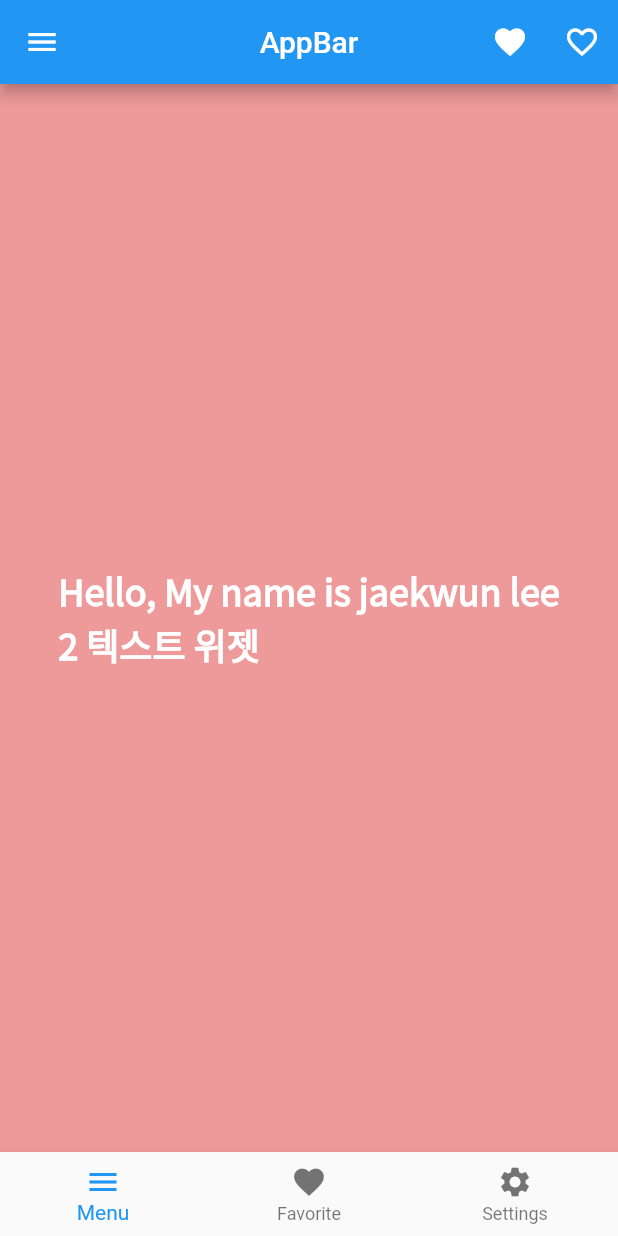
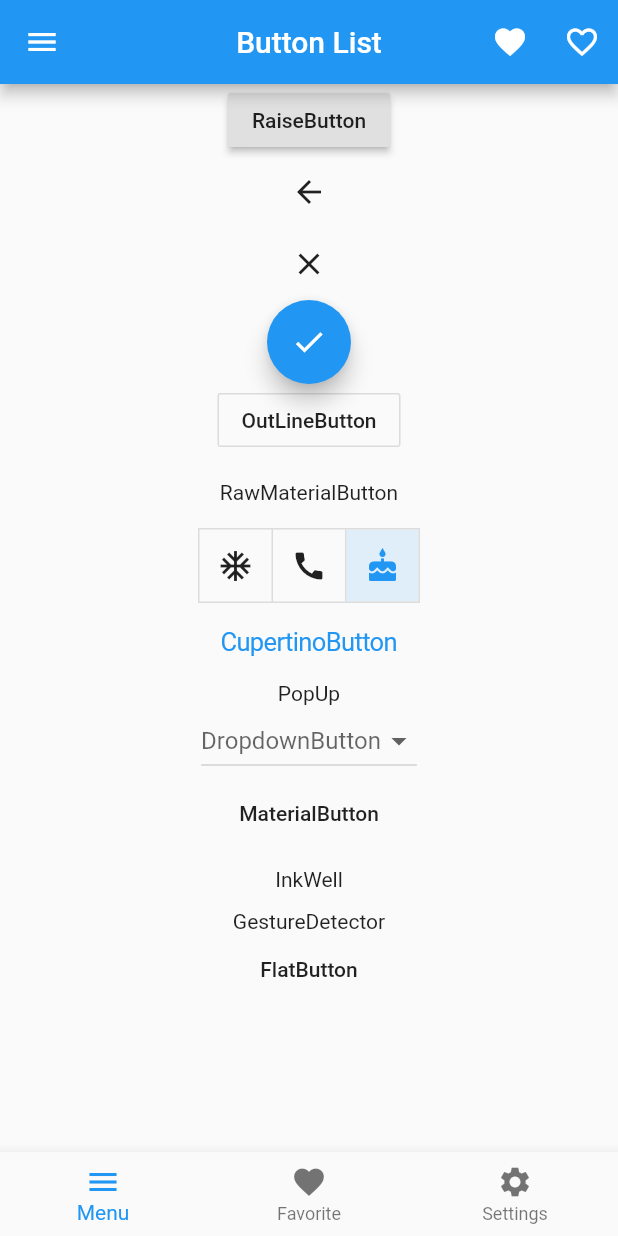
Before and after one commit to yise7171/flutter_app, a Flutter app: the screen it shows after launch, on a phone screen of 412 x 824 dp. Run offline on Flutter 3.47's test engine with Material 2 defaults, Android fonts, the phone set to English and light mode, and no system bars.

```diff
--- /dev/null
+++ b/lib/button_tut.dart
@@ -0,0 +1,203 @@
+import 'dart:ui';
+
+import 'package:flutter/cupertino.dart';
+import 'package:flutter/material.dart';
+
+class MyApp extends StatelessWidget {
+  @override
+  Widget build(BuildContext context) {
+    List<bool> isSelected = [false,false,true];
+    List<String> dropdownList = ["DropdownButton","1","2","3"];
+    int savePoint = 0;
+    return MaterialApp(
+      title: 'Button List',
+      home: Scaffold(
+        appBar: AppBar(
+          title: Text('Button List'),
+          centerTitle: true,
+          actions:<Widget> [
+            IconButton(
+              icon: Icon(Icons.favorite),
+              onPressed: (){},
+            ),
+            IconButton(
+              icon: Icon(Icons.favorite_border),
+              onPressed: (){},
+            )
+          ],
+        ),
+        drawer: Drawer(),
+        body: Container(
+          child: Center(
+            child: ListView(
+              scrollDirection: Axis.vertical,
+              children: <Widget>[
+                Container(
+                  child: Center(
+                    child: RaisedButton(
+                      child: Text("RaiseButton"),
+                      onPressed: (){},
+                    ),
+                  ),
+                ),
+                Container(
+                  child: BackButton(),
+                ),
+                Container(
+                  child: CloseButton(),
+                ),
+                Container(
+                  child: FloatingActionButton(
+                    child: Icon(Icons.check),
+                    onPressed:(){},
+                  ),
+                ),
+                Container(
+                  child: Center(
+                    child: OutlineButton(
+                      child: Text("OutLineButton"),
+                      onPressed:(){},
+                    ),
+                  ),
+                ),
+                Container(
+                  child: RawMaterialButton(
+                    child: Text("RawMaterialButton"),
+                    onPressed:(){},
+                  ),
+                ),
+                Container(
+                  child: Center(
+                    child: ToggleButtons(
+                      children: <Widget>[
+                        Icon(Icons.ac_unit),
+                        Icon(Icons.call),
+                        Icon(Icons.cake),
+                      ],
+                      onPressed: (int index) {
+                        setState(isSelected, index);
+                      },
+                      isSelected: isSelected,
+                    ),
+                  ),
+                ),
+                Container(
+                  child: CupertinoButton(
+                    child: Text("CupertinoButton"),
+                    onPressed: (){},
+                  )
+                ),
+                Container(
+                  child: Center(
+                    child: PopupMenuButton(
+                      child: Text("PopUp"),
+                      itemBuilder: (context) => [
+                        PopupMenuItem(
+                          child: Text("선택버튼1"),
+                          value: "PopupMenuItem1",
+                        ),
+                        PopupMenuItem(
+                          child: Text("선택버튼2"),
+                          value: "PopupMenuItem2",
+                        ),
+                      ],
+                    ),
+                  ),
+                ),
+                Container(
+                  child: Center(
+                    child: DropdownButton(
+                      hint: Text(dropdownList[savePoint]),
+                      items: [
+                        DropdownMenuItem(
+                          value: 1,
+                          child: Text("1"),
+                        ),
+                        DropdownMenuItem(
+                          value: 2,
+                          child: Text("2"),
+                        ),
+                        DropdownMenuItem(
+                          value: 3,
+                          child: Text("3"),
+                        ),
+                      ],
+                      onChanged: (int value){
+                        savePoint = value;
+                      },
+                    ),
+                  ),
+                ),
+                Container(
+                  child: Center(
+                    child: MaterialButton(
+                      child: Text("MaterialButton"),
+                      onPressed: (){},
+                    ),
+                  ),
+                ),
+                Container(
+                  child: Center(
+                    child: InkWell(
+                      child: Container(
+                        padding: EdgeInsets.all(12.0),
+                        child: Text("InkWell"),
+                      ),
+                      onTap: (){
+                        ScaffoldMessenger.of(context).showSnackBar(SnackBar(content: Text('Tap')));
+                      },
+                    ),
+                  ),
+                ),
+                Container(
+                  child: Center(
+                    child: GestureDetector(
+                      child: Text("GestureDetector"),
+                      onTap: (){
+                        ScaffoldMessenger.of(context).showSnackBar(SnackBar(content: Text('Tap')));
+                      },
+                    ),
+                  ),
+                ),
+                Container(
+                  child: Center(
+                    child: FlatButton(
+                      child: Text("FlatButton"),
+                      onPressed: (){},
+                    ),
+                  ),
+                ),
+              ],
+            ),
+          ),
+        ),
+        bottomNavigationBar: BottomNavigationBar(
+          items: [
+            BottomNavigationBarItem(
+              icon: Icon(Icons.menu),
+              label: "Menu",
+            ),
+            BottomNavigationBarItem(
+              icon: Icon(Icons.favorite),
+              label: "Favorite",
+            ),
+            BottomNavigationBarItem(
+              icon: Icon(Icons.settings),
+              label: "Settings",
+            ),
+          ],
+        ),
+      ),
+    );
+  }
+}
+
+void setState(List<bool> isSelected, int index) {
+  for (int buttonIndex = 0; buttonIndex < isSelected.length; buttonIndex++) {
+    if (buttonIndex == index) {
+      isSelected[buttonIndex] = true;
+    } else {
+      isSelected[buttonIndex] = false;
+    }
+  }
+}
--- a/lib/main.dart
+++ b/lib/main.dart
@@ -1,60 +1,6 @@
 import 'package:flutter/material.dart';
+//import 'package:flutter_app/scaffold_basic.dart';
+//import 'package:flutter_app/widget_tut.dart';
+import 'package:flutter_app/button_tut.dart';
 
 void main() => runApp(MyApp());
-
-class MyApp extends StatelessWidget {
-  @override
-  Widget build(BuildContext context) {
-    return MaterialApp(
-      title: 'Welcome to Flutter',
-      home: Scaffold(
-        appBar: AppBar(
-          title: Text('AppBar'),
-          centerTitle: true,
-          actions:<Widget> [
-            IconButton(
-                icon: Icon(Icons.favorite),
-                onPressed: (){},
-            ),
-            IconButton(
-              icon: Icon(Icons.favorite_border),
-              onPressed: (){},
-            )
-          ],
-        ),
-        drawer: Drawer(),
-        body: Container(
-          color: Colors.red[200],
-          child: Center(
-              child: Text(
-                'Hello, My name is jaekwun lee\n'
-                '${(1+1).toString()} 텍스트 위젯',
-                style: TextStyle(
-                  fontFamily: 'NotoSansKR',
-                  color: Colors.white,
-                  fontWeight: FontWeight.w700,
-                  fontSize: 24.0,
-                ),
-              ),
-          ),
-        ),
-        bottomNavigationBar: BottomNavigationBar(
-          items: [
-            BottomNavigationBarItem(
-              icon: Icon(Icons.menu),
-              label: "Menu",
-            ),
-            BottomNavigationBarItem(
-              icon: Icon(Icons.favorite),
-              label: "Favorite",
-            ),
-            BottomNavigationBarItem(
-              icon: Icon(Icons.settings),
-              label: "Settings",
-            ),
-          ],
-        ),
-      ),
-    );
-  }
-}
```
Also changed, not shown: lib/scaffold_basic.dart (added, +58 -0 lines), lib/widget_tut.dart (added, +91 -0 lines), 1 other file.
